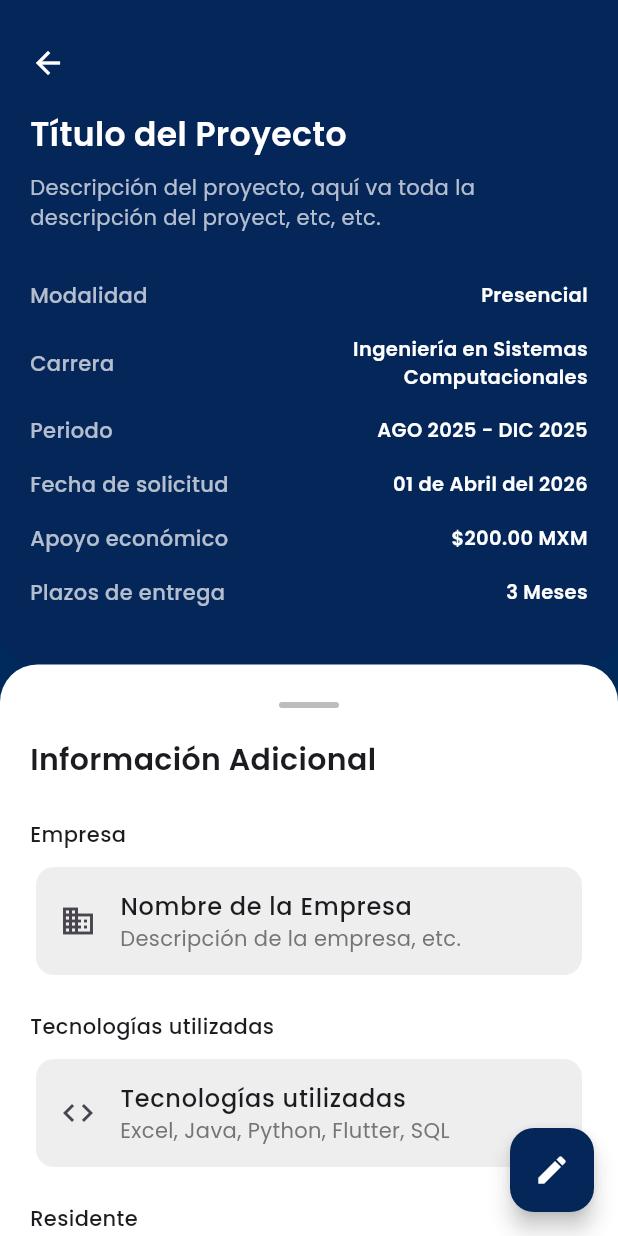
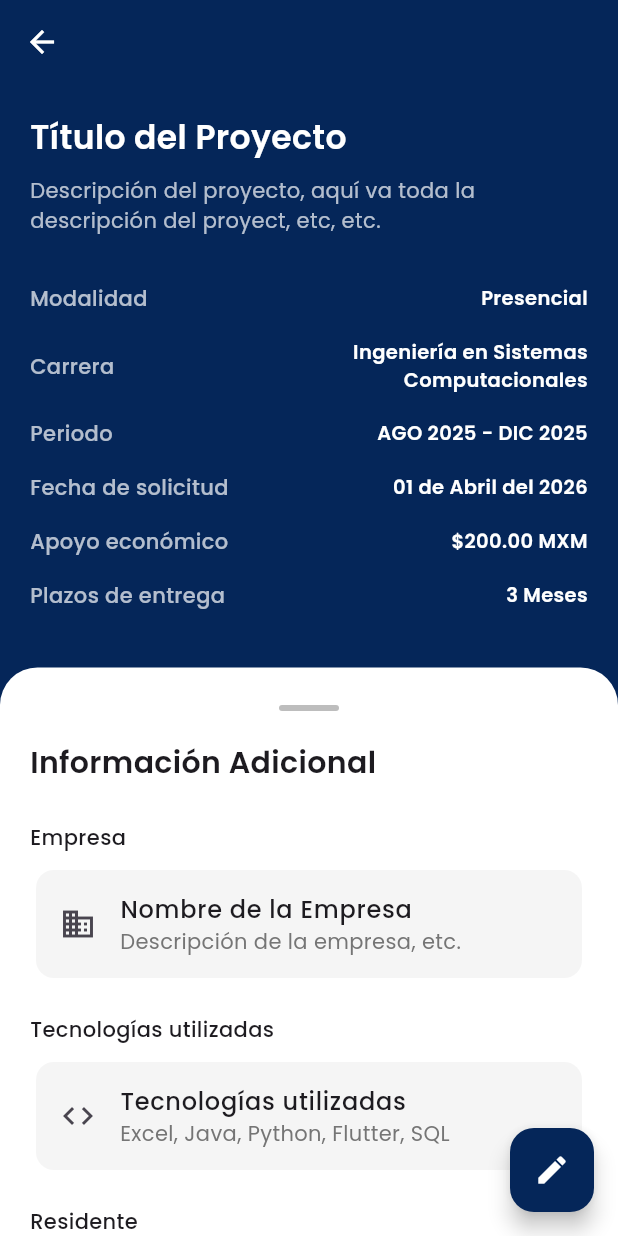
Before and after one commit to AlvaroAceval16/banco_de_proyectos, a Flutter app: the InfoProyecto screen opened directly, on a phone screen of 412 x 824 dp. Run offline on Flutter 3.47's test engine with Material 3 defaults, Android fonts, the phone set to English and light mode, and no system bars; our stand-ins replace google_fonts.

Commit message:
Actualizar navegación para incluir todas las páginas

```diff
--- a/lib/components/stats_card.dart
+++ b/lib/components/stats_card.dart
@@ -38,11 +38,7 @@ class StatsCard extends StatelessWidget {
               ),
               Text(
                 title,
-                style: const TextStyle(
-                  fontWeight: FontWeight.w600,
-                  fontFamily: 'Poppins',
-                  fontSize: 12,
-                ),
+                style: const TextStyle(fontFamily: 'Poppins', fontSize: 12),
               ),
             ],
           ),
--- a/lib/pages/info_proyecto.dart
+++ b/lib/pages/info_proyecto.dart
@@ -4,13 +4,21 @@ class InfoProyecto extends StatelessWidget {
   @override
   Widget build(BuildContext context) {
     return Scaffold(
-      backgroundColor: Color(0xFF002A5C),
+      backgroundColor: Color(0xFF052659),
       floatingActionButton: FloatingActionButton(
         onPressed: () {
           // Acción para editar
         },
-        backgroundColor: Theme.of(context).scaffoldBackgroundColor,
+        backgroundColor: Color(0xFF052659),
         child: Icon(Icons.edit, color: Colors.white),
+      ),
+      appBar: AppBar(
+        backgroundColor: Color(0xFF052659),
+        elevation: 0,
+        leading: IconButton(
+          icon: Icon(Icons.arrow_back, color: Colors.white),
+          onPressed: () => Navigator.pop(context),
+        ),
       ),
       body: Column(
         children: [
@@ -20,19 +28,15 @@ class InfoProyecto extends StatelessWidget {
                 // Parte azul superior
                 Container(
                   decoration: BoxDecoration(
-                    color:
-                        Theme.of(
-                          context,
-                        ).scaffoldBackgroundColor, // azul oscuro
+                    color: Color(0xFF052659),
                     borderRadius: BorderRadius.vertical(
                       bottom: Radius.circular(20),
                     ),
                   ),
-                  padding: EdgeInsets.symmetric(horizontal: 20, vertical: 30),
+                  padding: EdgeInsets.only(bottom: 30, left: 20, right: 20),
                   child: Column(
                     crossAxisAlignment: CrossAxisAlignment.start,
                     children: [
-                      Icon(Icons.arrow_back, color: Colors.white),
                       SizedBox(height: 20),
                       Text(
                         "Título del Proyecto",
--- a/lib/pages/vista_proyectos.dart
+++ b/lib/pages/vista_proyectos.dart
@@ -13,7 +13,7 @@ class _ResumenProyectosPageState extends State<ResumenProyectosPage> {
     8,
     (index) => {
       'empresa': 'Proyecto ${String.fromCharCode(65 + index)}',
-      'descripcion': 'Descripción pequeña'
+      'descripcion': 'Descripción pequeña',
     },
   );
 
@@ -40,9 +40,7 @@ class _ResumenProyectosPageState extends State<ResumenProyectosPage> {
   Widget build(BuildContext context) {
     return Theme(
       data: Theme.of(context).copyWith(
-        textTheme: Theme.of(context).textTheme.apply(
-              fontFamily: 'Poppins',
-            ),
+        textTheme: Theme.of(context).textTheme.apply(fontFamily: 'Poppins'),
       ),
       child: Scaffold(
         drawer: Drawer(
@@ -63,7 +61,10 @@ class _ResumenProyectosPageState extends State<ResumenProyectosPage> {
                     children: [
                       const Text(
                         'Filtros',
-                        style: TextStyle(fontSize: 20, fontWeight: FontWeight.bold),
+                        style: TextStyle(
+                          fontSize: 20,
+                          fontWeight: FontWeight.bold,
+                        ),
                       ),
                       IconButton(
                         icon: const Icon(Icons.arrow_back),
@@ -109,7 +110,7 @@ class _ResumenProyectosPageState extends State<ResumenProyectosPage> {
                         child: const Text('Cancelar'),
                       ),
                     ],
-                  )
+                  ),
                 ],
               ),
             ),
@@ -124,7 +125,8 @@ class _ResumenProyectosPageState extends State<ResumenProyectosPage> {
           ),
           actions: [
             Builder(
-              builder: (context) => IconButton(
+              builder:
+                  (context) => IconButton(
                     icon: const Icon(Icons.tune),
                     onPressed: () => Scaffold.of(context).openDrawer(),
                   ),
@@ -154,6 +156,8 @@ class _ResumenProyectosPageState extends State<ResumenProyectosPage> {
                   itemBuilder: (context, index) {
                     final proyecto = proyectosFiltrados[index];
                     return Card(
+                      color: Theme.of(context).cardColor,
+                      elevation: 0,
                       shape: RoundedRectangleBorder(
                         borderRadius: BorderRadius.circular(12),
                       ),
@@ -162,11 +166,12 @@ class _ResumenProyectosPageState extends State<ResumenProyectosPage> {
                         title: Text(proyecto['empresa']!),
                         subtitle: Text(proyecto['descripcion']!),
                         trailing: const Icon(Icons.arrow_forward_ios),
-                        onTap: () => Navigator.push(
+                        onTap:
+                            () => Navigator.push(
                               context,
                               MaterialPageRoute(
                                 //Cambiar esto para que me lleve a la info de proyectos
-                            builder: (context) => const InfoProyecto(),
+                                builder: (context) => InfoProyecto(),
                               ),
                             ),
                       ),
@@ -211,13 +216,3 @@ class _ResumenProyectosPageState extends State<ResumenProyectosPage> {
     );
   }
 }
-
-class InfoProyecto extends StatelessWidget {
-  const InfoProyecto({super.key});
-
-  @override
-  Widget build(BuildContext context) {
-    return Scaffold(
-    );
-  }
-}
```
Also changed, not shown: lib/main.dart (+12 -5 lines), lib/pages/Dashboard_page.dart (+34 -10 lines). Lines whose indentation alone changed are shown as unchanged.
